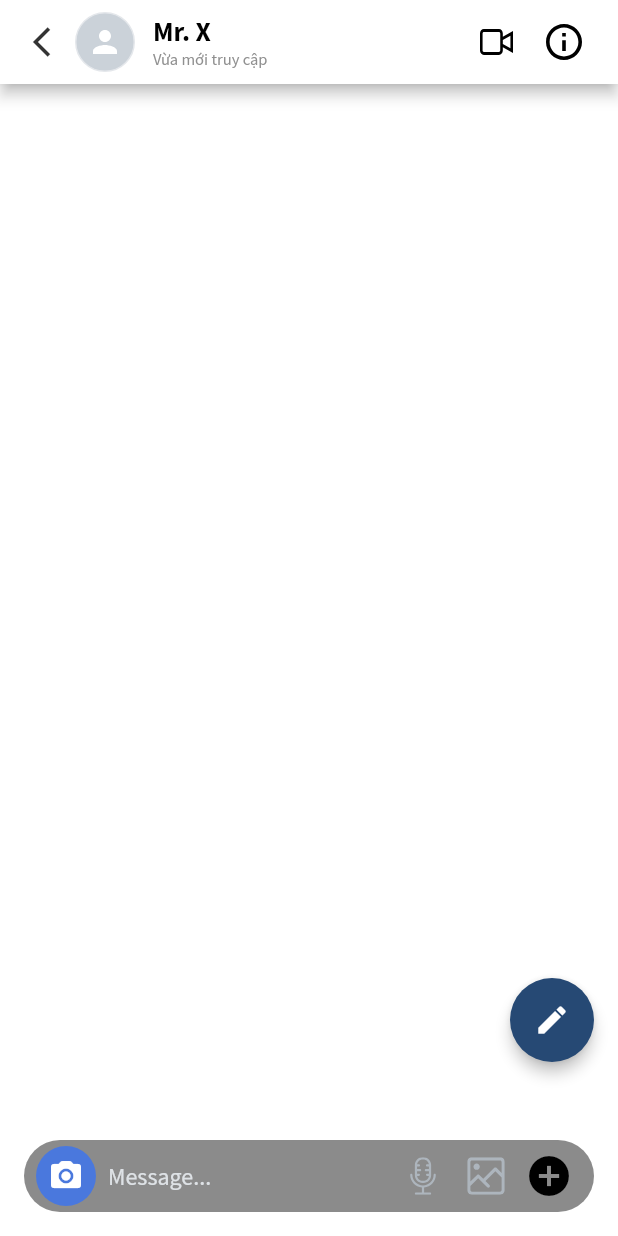
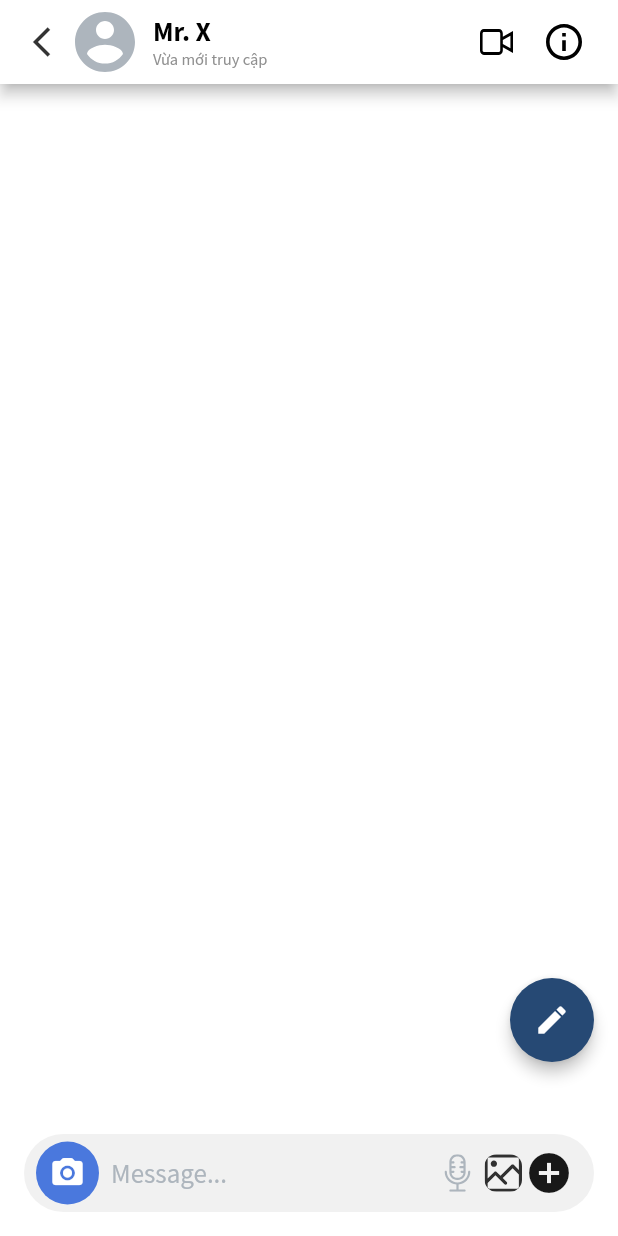
Before and after one commit to TKH219/fakeMessageApp, a Flutter app: the screen it shows after launch, after a tap on "Instagram", on a phone screen of 412 x 824 dp. Run offline on Flutter 3.47's test engine with Material 2 defaults, Android fonts, the phone set to English and light mode, and no system bars; drawn by our look-alikes of screenshot; our stand-ins replace flutter_svg, fluttertoast, image_gallery_saver, image_picker, in_app_purchase, permission_handler and 1 more.

```diff
--- a/lib/features/customView/CustomTextField.dart
+++ b/lib/features/customView/CustomTextField.dart
@@ -6,10 +6,11 @@ class CustomTextField extends StatefulWidget {
   Function(String)? onChanged;
   InputDecoration? decoration;
   int maxLines;
+  TextInputType? keyboardType;
   @override
   CustomTextFieldState createState() => CustomTextFieldState();
 
-  CustomTextField({this.onChanged, this.decoration, this.maxLines = 1});
+  CustomTextField({this.onChanged, this.decoration, this.maxLines = 1, this.keyboardType});
 }
 
 class CustomTextFieldState extends State<CustomTextField> {
@@ -26,6 +27,7 @@ class CustomTextFieldState extends State<CustomTextField> {
             widget.onChanged!(text);
           }
         },
+        keyboardType: widget.keyboardType ?? (widget.maxLines == 1 ? TextInputType.text : TextInputType.multiline),
         obscureText: false,
         maxLines: widget.maxLines,
         style: TextStyles.BODY_1.getStyle,
--- a/lib/features/instagramMessageDetail/InstagramMessageDetailScreen.dart
+++ b/lib/features/instagramMessageDetail/InstagramMessageDetailScreen.dart
@@ -60,8 +60,8 @@ class InstagramMessageDetailState
               borderRadius: BorderRadius.circular(16),
               child: (this.model.receiverAvatar == null ||
                       (this.model.receiverAvatar?.isEmpty == null))
-                  ? ImageUtils.getOriginalImagesSvg(IC_AVATAR_DEFAULT,
-                      width: 40, height: 40)
+                  ? ImageUtils.getImagesSvg(IC_AVATAR_DEFAULT_IMESS,
+                      width: 40, height: 40, color: gray5)
                   : Image.network(
                       this.model.receiverAvatar!,
                       height: 40,
--- a/lib/features/instagramMessageDetail/customView/IGMessageInputWidget.dart
+++ b/lib/features/instagramMessageDetail/customView/IGMessageInputWidget.dart
@@ -9,15 +9,15 @@ class IGMessageInputWidget extends StatelessWidget {
   @override
   Widget build(BuildContext context) {
     return Container(
-      decoration: BoxDecoration(
-          color: gray_8b8b, borderRadius: BorderRadius.circular(40)),
+      decoration: BoxDecoration(color: gray_F1F1, borderRadius: BorderRadius.circular(26)),
       margin: EdgeInsets.symmetric(horizontal: 16),
+      padding: EdgeInsets.symmetric(vertical: 2),
       child: Row(children: <Widget>[
         Container(
-          width: 40,
-          height: 40,
+          width: 42,
+          height: 42,
           decoration: BoxDecoration(
-            borderRadius: BorderRadius.circular(20),
+            borderRadius: BorderRadius.circular(21),
             color: blue_primary_500,
           ),
           margin: EdgeInsets.symmetric(horizontal: 8),
@@ -33,7 +33,7 @@ class IGMessageInputWidget extends StatelessWidget {
             child: Text(
           'Message...',
           style:
-              TextStyles.BODY_1.getStyle.copyWith(color: gray3, fontSize: 16),
+              TextStyles.BODY_1.getStyle.copyWith(color: gray5, fontSize: 18),
         )),
         IconButton(
           color: gray5,
@@ -43,16 +43,12 @@ class IGMessageInputWidget extends StatelessWidget {
           padding: EdgeInsets.only(left: 12),
           onPressed: () => Navigator.pop(context),
         ),
+        ClipRRect(
+          borderRadius: BorderRadius.circular(8.0),
+              child: ImageUtils.getImagesSvg(IC_IG_IMAGE, color: Colors.black.withOpacity(0.8), width: 25, height: 25)),
         IconButton(
           color: gray5,
-          icon: ImageUtils.getImagesSvg(IC_IG_IMAGE,
-              color: gray5, width: 25, height: 25),
-          iconSize: 25,
-          onPressed: () => Navigator.pop(context),
-        ),
-        IconButton(
-          color: gray5,
-          icon: Icon(Icons.add_circle, color: Colors.black,),
+          icon: Icon(Icons.add_circle, color: Colors.black.withOpacity(0.9),),
           iconSize: 32,
           padding: EdgeInsets.only(right: 12),
           onPressed: () => Navigator.pop(context),
--- a/lib/utils/ColorUtils.dart
+++ b/lib/utils/ColorUtils.dart
@@ -37,7 +37,10 @@ const gray_8b8b = Color(0xff8B8B8B);
 const gray_e9eb = Color(0xffE9E9EB);
 const gray_b3c8 = Color(0xffA2B3C8);
 const gray_9999 = Color(0xff999999);
+const gray_F1F1 = Color(0xffF1F1F1);
 
 const purple_400 = Color(0xff853FBD);
 
 const backgroundColor = Color(0xffE3E5F0);
+
+const white_600 = Color(0xffF5F5F5);
--- a/lib/utils/ImageAssetsConstant.dart
+++ b/lib/utils/ImageAssetsConstant.dart
@@ -22,3 +22,4 @@ const String IC_IG_MICRO = '${ASSETS_ICONS_SVG_PATH}ic_instagram_micro.svg';
 const String IC_IG_IMAGE = '${ASSETS_ICONS_SVG_PATH}ic_instagram_image.svg';
 const String IC_CAMERA = '${ASSETS_ICONS_SVG_PATH}ic_camera.svg';
 const String IC_AVATAR_DEFAULT_IMESS = '${ASSETS_ICONS_SVG_PATH}ic_avatar_user_default_imess.svg';
+const String IC_BACK_ARROW = '${ASSETS_ICONS_SVG_PATH}ic_back_arrow.svg';
```
Also changed, not shown: lib/features/customView/AddNewMessageButton.dart (+9 -1 lines), lib/features/customView/AddNewMessageWidget.dart (+10 -7 lines), lib/features/iMessageDetail/IMessageDetailScreen.dart (+59 -37 lines), assets/images/svg/ic_back_arrow.svg (added), 1 other file.
